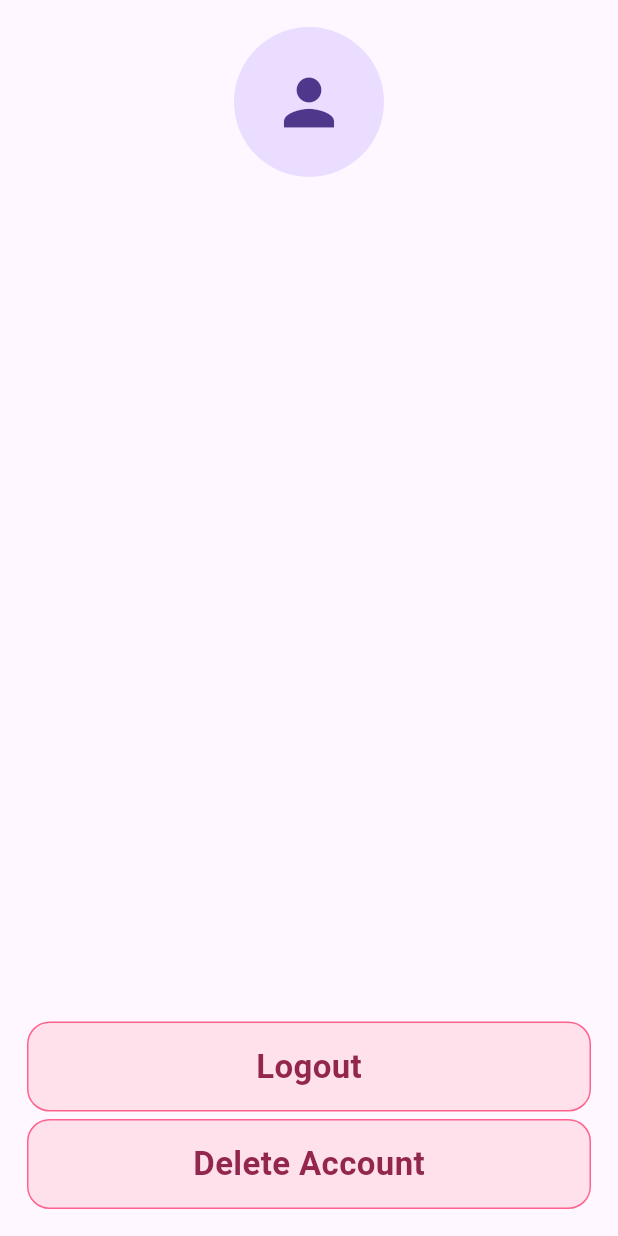
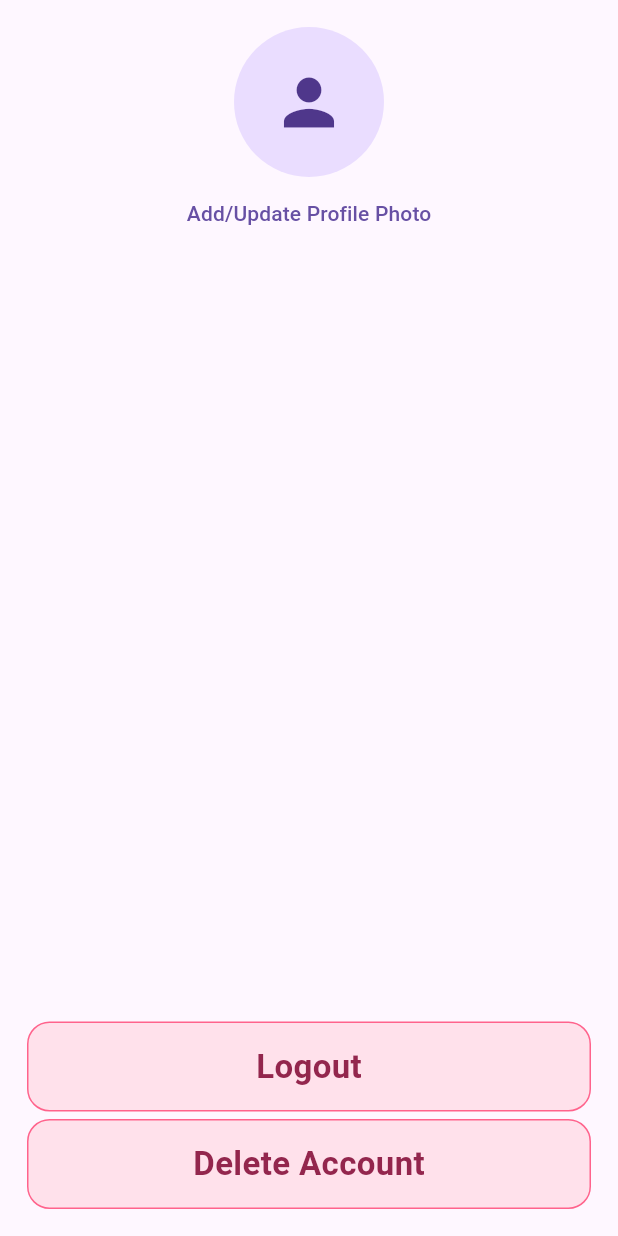
Before and after one commit to yalinyilmaz/flutter_plantist, a Flutter app: the ProfileBody widget shown alone on an empty page, opened directly, on a phone screen of 412 x 824 dp. Run offline on Flutter 3.47's test engine with Material 3 defaults, Android fonts, the phone set to English and light mode, and no system bars; drawn by our look-alikes of loading_overlay; our stand-ins replace cloud_firestore, firebase_auth, firebase_core, firebase_storage, form_field_validator, get_it and 4 more; missing offline and left inert: firebase_app_check; accounts and stored records are empty; network calls fail.

Commit message:
profilePhoto feature added

```diff
--- a/lib/app/bloc/app_bloc.dart
+++ b/lib/app/bloc/app_bloc.dart
@@ -14,6 +14,7 @@ import 'package:flutter_plantist_app/features/home/manager/photo_bloc.dart';
 import 'package:flutter_plantist_app/features/home/model/photo_model.dart';
 import 'package:flutter_plantist_app/main.dart';
 import 'package:go_router/go_router.dart';
+import 'package:image_picker/image_picker.dart';
 import 'package:rxdart/rxdart.dart';
 
 @immutable
@@ -77,12 +78,13 @@ class AppBloc {
   void createPhoto(
     File image,
     String? caption,
+    {bool isProfilePhoto = false}
   ) {
     _photosBloc.createPhoto.add(
       Photo.withoutId(
         image: image,
         caption: caption ?? "",
-      ),
+        isProfilePhoto: isProfilePhoto,),
     );
   }
 
@@ -102,6 +104,8 @@ class AppBloc {
   }
 
   Stream<Iterable<Photo>> get photoList => _photosBloc.photos;
+
+  Stream<String?> get profilePhotoUrl => _photosBloc.profilePhotoUrl;
 
   void register(
     String email,
--- a/lib/features/home/manager/photo_bloc.dart
+++ b/lib/features/home/manager/photo_bloc.dart
@@ -23,6 +23,7 @@ class PhotosBloc {
   final Sink<Photo> editPhotoCaption;
   final Stream<Iterable<Photo>> photos;
   final Stream<bool> isLoading;
+  final Stream<String?> profilePhotoUrl;
   final StreamSubscription<void> _createPhotoSubscription;
   final StreamSubscription<void> _deletePhotoSubscription;
   final StreamSubscription<void> _deleteAllPhotosSubscription;
@@ -48,6 +49,7 @@ class PhotosBloc {
     required this.deleteAllPhotos,
     required this.editPhotoCaption,
     required this.isLoading,
+    required this.profilePhotoUrl,
     required StreamSubscription<void> createPhotoSubscription,
     required StreamSubscription<void> deletePhotoSubscription,
     required StreamSubscription<void> deleteAllPhotosSubscription,
@@ -85,6 +87,20 @@ class PhotosBloc {
       }
     });
 
+    // profile photo
+    final Stream<String?> profilePhotoUrl = userId.switchMap((userId) {
+      if (userId == null) {
+        return Stream.value(null);
+      } else {
+        return backend.collection(userId).snapshots().map((snapshots) {
+          final profilePhotos = snapshots.docs
+              .map((doc) => Photo.fromJson(doc.data(), null, id: doc.id))
+              .where((photo) => photo.isProfilePhoto);
+          return profilePhotos.isNotEmpty ? profilePhotos.first.imageUrl : null;
+        });
+      }
+    });
+
     // create photo
 
     final createPhoto = BehaviorSubject<Photo>();
@@ -94,6 +110,19 @@ class PhotosBloc {
         .switchMap((Photo photoToCreate) =>
             userId.take(1).unwrap().asyncMap((userId) async {
               try {
+                // Check if this is a profile photo
+                if (photoToCreate.isProfilePhoto) {
+                  // Find existing profile photo and update it
+                  final existingProfilePhoto = await backend
+                      .collection(userId)
+                      .where('isProfilePhoto', isEqualTo: true)
+                      .get();
+                  if (existingProfilePhoto.docs.isNotEmpty) {
+                    await existingProfilePhoto.docs.first.reference
+                        .update({'isProfilePhoto': false});
+                  }
+                }
+
                 // Upload image to Firebase Storage
                 Reference ref = storage.ref().child(
                     'images/${DateTime.now().millisecondsSinceEpoch}.jpg');
@@ -185,7 +214,8 @@ class PhotosBloc {
                         .update({
                       "caption": photoToEdit.caption,
                       "isLiked": photoToEdit.isLiked,
-                      "isHided":photoToEdit.isHided
+                      "isHided": photoToEdit.isHided,
+                      "isProfilePhoto": photoToEdit.isProfilePhoto
                     });
 
                     log("Photo updated successfully in Firestore");
@@ -206,6 +236,7 @@ class PhotosBloc {
       editPhotoCaption: editPhoto,
       photos: photoList,
       isLoading: isLoading.stream,
+      profilePhotoUrl: profilePhotoUrl,
       createPhotoSubscription: createPhotoSubscription,
       deletePhotoSubscription: deletePhotoSubscription,
       deleteAllPhotosSubscription: deleteAllContactsSubscription,
--- a/lib/features/home/model/photo_model.dart
+++ b/lib/features/home/model/photo_model.dart
@@ -12,6 +12,7 @@ class Photo {
   String caption;
   bool isLiked;
   bool isHided;
+  bool isProfilePhoto;
 
   Photo({
     this.imageUrl,
@@ -20,6 +21,7 @@ class Photo {
     this.caption = "",
     this.isLiked = false,
     this.isHided = false,
+    this.isProfilePhoto = false,
   });
 
   Photo.withoutId({
@@ -28,6 +30,7 @@ class Photo {
     this.caption = "",
     this.isLiked = false,
     this.isHided = false,
+    this.isProfilePhoto = false,
   }) : id = const Uuid().v4();
 
   Photo.fromJson(
@@ -36,7 +39,8 @@ class Photo {
   })  : imageUrl = json[_Keys.imageKey] as String,
         caption = json[_Keys.captionKey] as String,
         isLiked = json[_Keys.isLikedKey] as bool,
-        isHided = json[_Keys.isHidedKey] as bool;
+        isHided = json[_Keys.isHidedKey] as bool,
+        isProfilePhoto = json[_Keys.isProfilePhotoKey] as bool;
 
   String get imageView => '$image';
 
@@ -45,6 +49,7 @@ class Photo {
         _Keys.captionKey: caption,
         _Keys.isLikedKey: isLiked,
         _Keys.isHidedKey: isHided,
+        _Keys.isProfilePhotoKey: isProfilePhoto,
       };
 }
 
@@ -55,4 +60,5 @@ class _Keys {
   static const captionKey = 'caption';
   static const isLikedKey = 'isLiked';
   static const isHidedKey = 'isHided';
+  static const isProfilePhotoKey = 'isProfilePhoto';
 }
--- a/lib/features/home/view/home_components/bodies/home_profile_body.dart
+++ b/lib/features/home/view/home_components/bodies/home_profile_body.dart
@@ -1,3 +1,5 @@
+import 'dart:io';
+
 import 'package:firebase_auth/firebase_auth.dart';
 import 'package:flutter/material.dart';
 import 'package:flutter_plantist_app/app/bloc/app_bloc.dart';
@@ -5,7 +7,8 @@ import 'package:flutter_plantist_app/app/components/custom_buttons/custom_elevat
 import 'package:flutter_plantist_app/app/components/custom_input_fields/custom_text_field.dart';
 import 'package:flutter_plantist_app/app/dialogs/delete_account_dialog.dart';
 import 'package:flutter_plantist_app/app/dialogs/logout_dialog.dart';
-import 'package:flutter_plantist_app/features/authentication/model/auth_status_model.dart';
+
+import 'package:image_picker/image_picker.dart';
 
 class ProfileBody extends StatefulWidget {
   const ProfileBody({super.key});
@@ -15,6 +18,8 @@ class ProfileBody extends StatefulWidget {
 }
 
 class _ProfileBodyState extends State<ProfileBody> {
+  final picker = ImagePicker();
+  File? image;
   ValueNotifier<bool> isEditing = ValueNotifier<bool>(false);
   ValueNotifier<String> email = ValueNotifier<String>(
       FirebaseAuth.instance.currentUser?.email ?? "User not found");
@@ -28,14 +33,35 @@ class _ProfileBodyState extends State<ProfileBody> {
           child: Column(
             mainAxisAlignment: MainAxisAlignment.center,
             children: [
-              const CircleAvatar(
-                radius: 50,
-                child: Icon(
-                  Icons.person,
-                  size: 50,
-                ),
+              StreamBuilder<String?>(
+                stream: appBloc.profilePhotoUrl,
+                builder: (context, snap) {
+                  if (snap.hasData && snap.data != null) {
+                    final profilePhotoUrl = snap.data!;
+                    return CircleAvatar(
+                      radius: 50,
+                      backgroundImage: NetworkImage(profilePhotoUrl),
+                    );
+                  } else {
+                    return const CircleAvatar(
+                      radius: 50,
+                      child: Icon(
+                        Icons.person,
+                        size: 50,
+                      ),
+                    );
+                  }
+                },
               ),
-              const SizedBox(height: 20),
+              TextButton(
+                  onPressed: () async {
+                    await getImage(ImageSource.gallery);
+                    if (image != null) {
+                    appBloc.createPhoto(image!,"",isProfilePhoto: true);
+                    }
+                  },
+                  child: const Text("Add/Update Profile Photo")),
+              const SizedBox(height: 5),
               ValueListenableBuilder(
                 valueListenable: isEditing,
                 builder: (context, editing, _) {
@@ -50,7 +76,6 @@ class _ProfileBodyState extends State<ProfileBody> {
                           hintText: "edit e-mail",
                           isObscured: false,
                         ),
-                        const SizedBox(height: 10),
                         CustomElevatedButton(
                           onButtonPressed: (p0) async {
                             // this process requires verification before updates so that it does not work just visually works
@@ -105,4 +130,13 @@ class _ProfileBodyState extends State<ProfileBody> {
           )),
     );
   }
+
+  Future<void> getImage(ImageSource source) async {
+    final pickedImage = await picker.pickImage(source: source);
+    if (pickedImage != null) {
+      setState(() {
+        image = File(pickedImage.path);
+      });
+    }
+  }
 }
```
